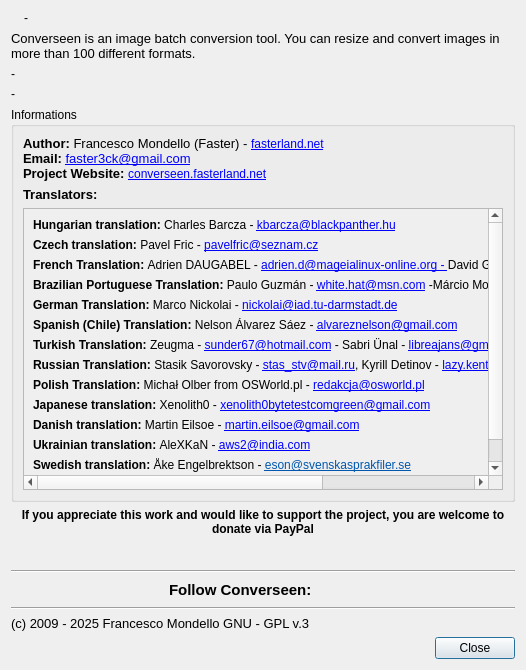
Before: the Qt Designer form ui/dialoginfo.ui in Faster3ck/Converseen, drawn with Qt 5.
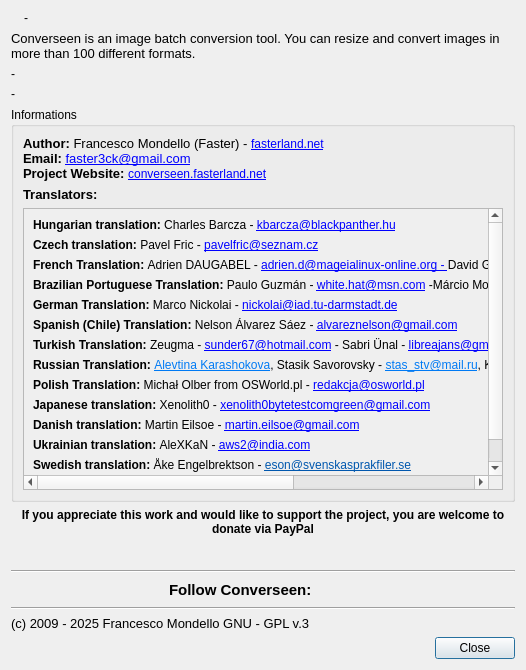
After: the same form once the commit is applied. Icons and pictures are not drawn.

Commit message: Version 0.14.0.0 Stable - Fixed Exif orientation data during conversion + Fixed a bug when importing TIF files + Updated Russian translation + Various Bugfixes

```diff
--- a/ui/dialoginfo.ui
+++ b/ui/dialoginfo.ui
@@ -150,8 +150,8 @@
          <property name="geometry">
           <rect>
            <x>0</x>
-           <y>0</y>
-           <width>793</width>
+           <y>-112</y>
+           <width>882</width>
            <height>348</height>
           </rect>
          </property>
@@ -214,7 +214,7 @@
           <item>
            <widget class="QLabel" name="label_4">
             <property name="text">
-             <string>&lt;strong&gt;Russian Translation: &lt;/strong&gt;Stasik Savorovsky - &lt;a href=&quot;mailto:stas_stv@mail.ru&quot;&gt;stas_stv@mail.ru&lt;/a&gt;, Kyrill Detinov - &lt;a href=&quot;mailto:lazy.kent@opensuse.org&quot;&gt;lazy.kent@opensuse.org&lt;/a&gt;, ViktorOn - &lt;a href=&quot;https://github.com/ViktorOn&quot;&gt;ViktorOn&lt;/a&gt;</string>
+             <string>&lt;html&gt;&lt;head/&gt;&lt;body&gt;&lt;p&gt;&lt;span style=&quot; font-weight:700;&quot;&gt;Russian Translation: &lt;/span&gt;&lt;a href=&quot;https://github.com/alevtina-karashokova&quot;&gt;&lt;span style=&quot; text-decoration: underline; color:#007af4;&quot;&gt;Alevtina Karashokova&lt;/span&gt;&lt;/a&gt;, Stasik Savorovsky - &lt;a href=&quot;mailto:stas_stv@mail.ru&quot;&gt;&lt;span style=&quot; text-decoration: underline; color:#007af4;&quot;&gt;stas_stv@mail.ru&lt;/span&gt;&lt;/a&gt;, Kyrill Detinov - &lt;a href=&quot;mailto:lazy.kent@opensuse.org&quot;&gt;&lt;span style=&quot; text-decoration: underline; color:#007af4;&quot;&gt;lazy.kent@opensuse.org&lt;/span&gt;&lt;/a&gt;, ViktorOn - &lt;a href=&quot;https://github.com/ViktorOn&quot;&gt;&lt;span style=&quot; text-decoration: underline; color:#007af4;&quot;&gt;ViktorOn&lt;/span&gt;&lt;/a&gt;&lt;/p&gt;&lt;/body&gt;&lt;/html&gt;</string>
             </property>
             <property name="openExternalLinks">
              <bool>true</bool>
```
The commit also changes 28 other files.
